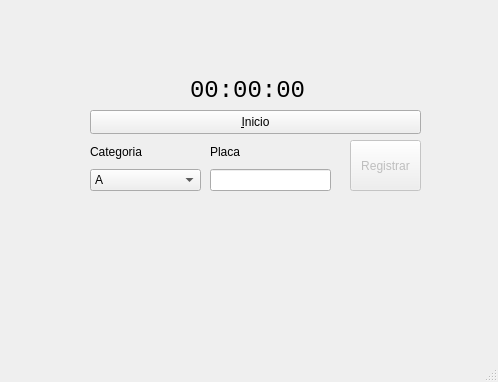
Old version of the form cronometerwindow.ui in the repository RDMSE/drchrono.
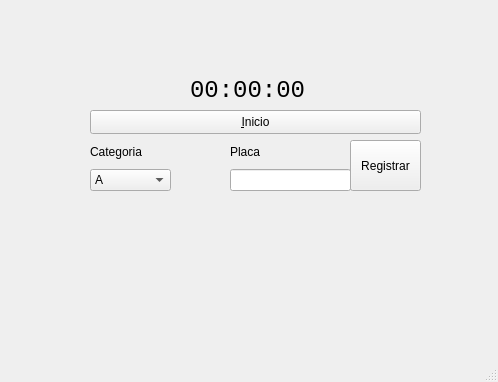
New version of the form.

```diff
--- a/cronometerwindow.ui
+++ b/cronometerwindow.ui
@@ -48,7 +48,7 @@
    </widget>
    <widget class="QPushButton" name="btnRegister">
     <property name="enabled">
-     <bool>false</bool>
+     <bool>true</bool>
     </property>
     <property name="geometry">
      <rect>
@@ -67,7 +67,7 @@
      <rect>
       <x>90</x>
       <y>140</y>
-      <width>111</width>
+      <width>81</width>
       <height>51</height>
      </rect>
     </property>
@@ -119,7 +119,7 @@
    <widget class="QWidget" name="verticalLayoutWidget_2">
     <property name="geometry">
      <rect>
-      <x>210</x>
+      <x>230</x>
       <y>140</y>
       <width>121</width>
       <height>51</height>
```
